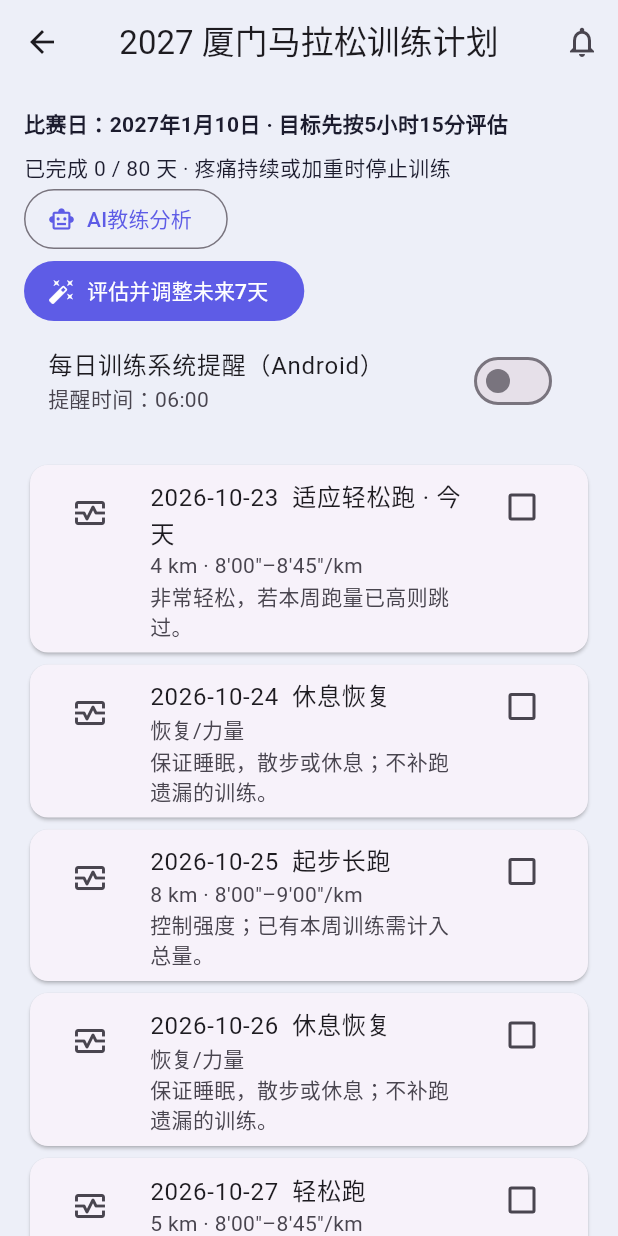
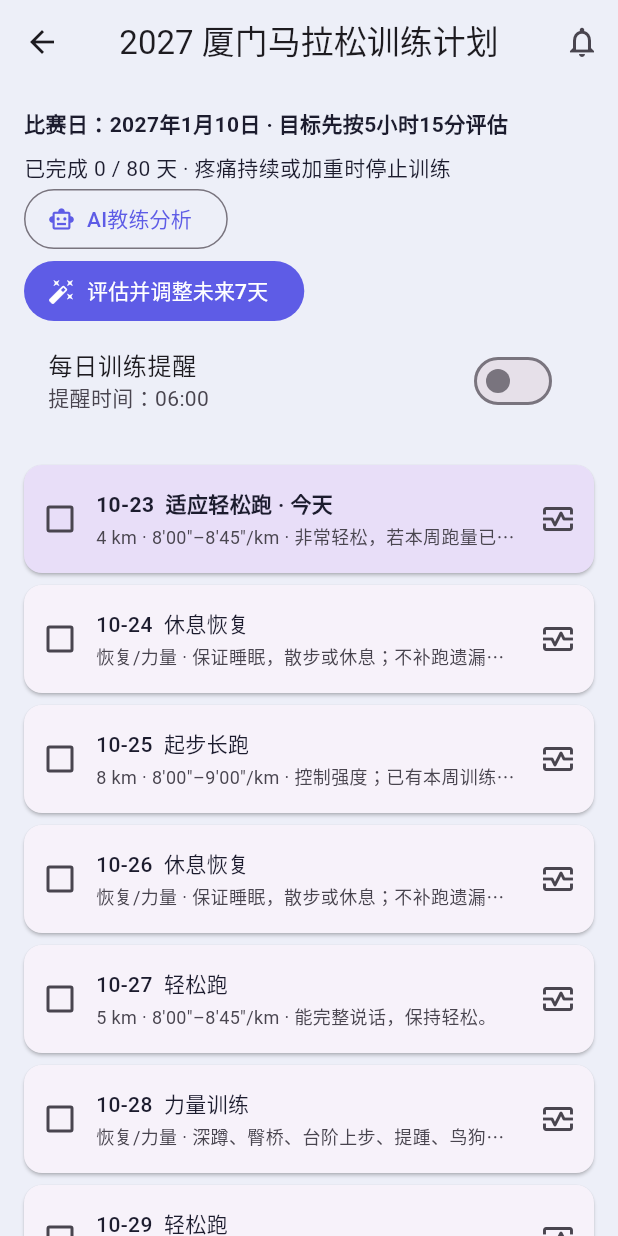
Before and after one commit to yunianshu/PlayerApp, a Flutter app: the MarathonTrainingPage screen opened directly, on a phone screen of 412 x 824 dp. Run offline on Flutter 3.47's test engine with Material 3 defaults, Android fonts, the phone set to English and light mode, and no system bars; our stand-ins replace geolocator, share_plus, shared_preferences, sqflite, video_player, wakelock_plus; accounts and stored records are empty; project files that could hold a hidden picture were left out.

Commit message:
feat(ohos): 训练提醒支持鸿蒙 + 训练页子项高度统一
- 鸿蒙实现训练提醒：reminderAgentManager 日历提醒（应用被杀后系统
  仍会触发），声明 PUBLISH_AGENT_REMINDER 权限；通道用平行数组协议
  规避 ArkTS ESObject 限制，cancel 用 cancelAllReminders
- Dart 端 TrainingReminderService 去 Android-only 限制，新增
  notifyTodayIfNeeded 当日兜底（提醒代理不可用时打开训练页补发，
  每天至多一次）
- 训练页列表子项统一 72dp 固定行高：详情拼单行省略，今日高亮，
  完成加删除线；开关文案去掉（Android）后缀
- 版本 1.3.1+19

```diff
--- a/app/lib/pages/marathon_training_page.dart
+++ b/app/lib/pages/marathon_training_page.dart
@@ -1,3 +1,5 @@
+import 'dart:async';
+
 import 'package:flutter/material.dart';
 import '../services/marathon_training_service.dart';
 import '../services/training_reminder_service.dart';
@@ -28,6 +30,8 @@ class _MarathonTrainingPageState extends State<MarathonTrainingPage> {
   Future<void> _loadExtras() async {
     final enabled = await TrainingReminderService.enabled();
     final time = await TrainingReminderService.time();
+    // 提醒代理不可用的设备上，打开训练页时补发当日任务通知（每天至多一次）。
+    unawaited(TrainingReminderService.notifyTodayIfNeeded());
     final runs = await RunDatabase.instance.listRuns();
     final feedback = await TrainingFeedbackService.all();
     final km = <String, double>{};
@@ -274,7 +278,7 @@ class _MarathonTrainingPageState extends State<MarathonTrainingPage> {
                     label: const Text('评估并调整未来7天'),
                   ),
                   SwitchListTile(
-                    title: const Text('每日训练系统提醒（Android）'),
+                    title: const Text('每日训练提醒'),
                     subtitle: Text('提醒时间：${_hour.toString().padLeft(2, '0')}:${_minute.toString().padLeft(2, '0')}'),
                     value: _reminderEnabled,
                     onChanged: (v) => _changeReminder(v, _hour, _minute),
@@ -283,22 +287,30 @@ class _MarathonTrainingPageState extends State<MarathonTrainingPage> {
                 );
               }
               final t = tasks[index - 1], isToday = t.date == today;
+              final done = _done.contains(t.date);
+              final recorded = _runsByDate[t.date];
+              // 详情拼成单行展示：行数不固定会让列表子项高度参差。
+              final detail = [
+                if (recorded != null)
+                  '已记录 ${recorded.toStringAsFixed(2)} km（待确认完成）',
+                if (t.isRun)
+                  '${t.km.toStringAsFixed(t.km == t.km.roundToDouble() ? 0 : 1)} km'
+                else
+                  '恢复/力量',
+                if (t.easyPace != null)
+                  '${_pace(t.easyPace)}–${_pace(t.slowPace)}/km',
+                if (t.notes.isNotEmpty) t.notes,
+              ].join(' · ');
               return Card(
-                child: CheckboxListTile(
-                  value: _done.contains(t.date),
-                  title: Text('${t.date}  ${t.title}${isToday ? " · 今天" : ""}'),
-                  subtitle: Text(
-                    '${_runsByDate[t.date] == null ? "" : "当日已记录 ${_runsByDate[t.date]!.toStringAsFixed(2)} km（待确认完成）\\n"}'
-                    '${t.isRun ? "${t.km.toStringAsFixed(0)} km" : "恢复/力量"}'
-                    '${t.easyPace == null ? "" : " · ${_pace(t.easyPace)}–${_pace(t.slowPace)}/km"}\n${t.notes}',
-                  ),
-                  isThreeLine: true,
-                  secondary: IconButton(
-                    tooltip: '记录疼痛和疲劳',
-                    icon: Icon(_feedback.containsKey(t.date)
-                        ? Icons.health_and_safety : Icons.monitor_heart_outlined),
-                    onPressed: () => _recordFeedback(t),
-                  ),
+                margin: const EdgeInsets.symmetric(vertical: 4),
+                color: isToday ? Theme.of(context).colorScheme.secondaryContainer : null,
+                child: SizedBox(
+                  // 统一子项高度：所有行等高，信息超出一行时省略。
+                  height: 72,
+                  child: Row(
+                    children: [
+                      Checkbox(
+                        value: done,
                         onChanged: (v) async {
                           try {
                             await MarathonTrainingService.setComplete(t.date, v ?? false);
@@ -315,6 +327,42 @@ class _MarathonTrainingPageState extends State<MarathonTrainingPage> {
                           }
                         },
                       ),
+                      Expanded(
+                        child: Column(
+                          mainAxisAlignment: MainAxisAlignment.center,
+                          crossAxisAlignment: CrossAxisAlignment.start,
+                          children: [
+                            Text(
+                              '${t.date.substring(5)}  ${t.title}${isToday ? ' · 今天' : ''}',
+                              maxLines: 1,
+                              overflow: TextOverflow.ellipsis,
+                              style: TextStyle(
+                                fontWeight: isToday || done ? FontWeight.w600 : FontWeight.w500,
+                                decoration: done ? TextDecoration.lineThrough : null,
+                              ),
+                            ),
+                            const SizedBox(height: 2),
+                            Text(
+                              detail,
+                              maxLines: 1,
+                              overflow: TextOverflow.ellipsis,
+                              style: TextStyle(
+                                fontSize: 12,
+                                color: Theme.of(context).colorScheme.onSurfaceVariant,
+                              ),
+                            ),
+                          ],
+                        ),
+                      ),
+                      IconButton(
+                        tooltip: '记录疼痛和疲劳',
+                        icon: Icon(_feedback.containsKey(t.date)
+                            ? Icons.health_and_safety : Icons.monitor_heart_outlined),
+                        onPressed: () => _recordFeedback(t),
+                      ),
+                    ],
+                  ),
+                ),
               );
             },
           );
--- a/app/lib/services/diagnostics.dart
+++ b/app/lib/services/diagnostics.dart
@@ -11,7 +11,7 @@ class Diagnostics {
 
   /// 与 pubspec version 同步更新（启动标记/关于页显示用）。
   /// test/version_sync_test.dart 会校验两者一致，改 pubspec 时记得同步这里。
-  static const appVersion = '1.3.0+18';
+  static const appVersion = '1.3.1+19';
 
   static const _fileName = 'diagnostics.log';
   static const _maxBytes = 256 * 1024;
--- a/app/lib/services/training_reminder_service.dart
+++ b/app/lib/services/training_reminder_service.dart
@@ -2,52 +2,102 @@ import 'dart:io';
 import 'package:flutter/services.dart';
 import 'package:shared_preferences/shared_preferences.dart';
 import 'adaptive_training_service.dart';
+import 'marathon_training_service.dart' show TrainingTask;
 
-/// Android reminder scheduler. Other platforms explicitly report unsupported.
+/// 训练提醒调度：Android 走 AlarmManager，鸿蒙走系统提醒代理
+/// （reminderAgentManager，应用被杀后仍由系统触发）。其余平台不支持。
 class TrainingReminderService {
   static const _channel = MethodChannel('runtrail/training_reminders');
   static const _enabled = 'training_reminder_enabled';
   static const _hour = 'training_reminder_hour';
   static const _minute = 'training_reminder_minute';
+  static const _todayNotified = 'training_reminder_today_notified';
+
+  /// 当前平台是否支持系统定时提醒。
+  static bool get isSupported =>
+      Platform.isAndroid || Platform.operatingSystem == 'ohos';
+
   static Future<bool> enabled() async =>
       (await SharedPreferences.getInstance()).getBool(_enabled) ?? false;
+
   static Future<(int, int)> time() async {
     final p = await SharedPreferences.getInstance();
     return (p.getInt(_hour) ?? 6, p.getInt(_minute) ?? 0);
   }
+
   static Future<void> configure({required bool enabled, int hour = 6, int minute = 0}) async {
     if (hour < 0 || hour > 23 || minute < 0 || minute > 59) {
       throw ArgumentError('提醒时间无效');
     }
-    if (!Platform.isAndroid) {
-      throw UnsupportedError('当前仅 Android 支持系统定时训练提醒');
+    if (!isSupported) {
+      throw UnsupportedError('当前平台暂不支持系统定时训练提醒');
     }
     final tasks = await AdaptiveTrainingService.effectiveTasks();
     final now = DateTime.now();
-    final entries = <Map<String, Object>>[];
+    // 鸿蒙侧 ArkTS 不便解析嵌套结构，用平行数组协议（按下标配对）。
+    final atMs = <int>[];
+    final titles = <String>[];
+    final bodies = <String>[];
     if (enabled) {
       for (final t in tasks) {
         final day = DateTime.parse(t.date);
-        final at = DateTime(day.year, day.month, day.day, hour, minute);
-        if (!at.isAfter(now)) continue;
+        final atTime = DateTime(day.year, day.month, day.day, hour, minute);
+        if (!atTime.isAfter(now)) continue;
         // 每日提醒含休息日；应用可以随时关闭或修改时间。
-        entries.add({
-          'at': at.millisecondsSinceEpoch,
-          'title': '跑迹 · ${t.title}',
-          'body': t.km > 0
-              ? '今天 ${t.km.toStringAsFixed(t.km == t.km.roundToDouble() ? 0 : 1)} 公里。 ${t.notes}'
-              : '今天：${t.title}。 ${t.notes}',
-        });
+        atMs.add(atTime.millisecondsSinceEpoch);
+        titles.add('跑迹 · ${t.title}');
+        bodies.add(t.km > 0
+            ? '今天 ${t.km.toStringAsFixed(t.km == t.km.roundToDouble() ? 0 : 1)} 公里。 ${t.notes}'
+            : '今天：${t.title}。 ${t.notes}');
       }
     }
-    if (enabled) {
-      await _channel.invokeMethod<void>('replace', {'entries': entries});
-    } else {
-      await _channel.invokeMethod<void>('cancel');
+    try {
+      if (enabled) {
+        await _channel.invokeMethod<void>(
+          'replace',
+          {'at': atMs, 'title': titles, 'body': bodies},
+        );
+      } else {
+        await _channel.invokeMethod<void>('cancel');
+      }
+    } on PlatformException catch (e) {
+      if (e.code == 'reminder_failed') {
+        throw StateError('系统未允许定时提醒（${e.message ?? e.code}），请在系统设置中检查通知与提醒权限');
+      }
+      rethrow;
     }
     final p = await SharedPreferences.getInstance();
     final ok = await p.setBool(_enabled, enabled) &&
         await p.setInt(_hour, hour) && await p.setInt(_minute, minute);
     if (!ok) throw StateError('训练提醒设置保存失败');
   }
+
+  /// 当日兜底提醒：提醒代理在部分系统/签名组合下可能不可用，打开训练页时
+  /// 把今天的任务直接发进通知中心（每天至多一次，锁屏也可见）。
+  static Future<void> notifyTodayIfNeeded() async {
+    if (!isSupported || !await enabled()) return;
+    final p = await SharedPreferences.getInstance();
+    final today = DateTime.now();
+    final key = '${today.year}-${today.month}-${today.day}';
+    if (p.getString(_todayNotified) == key) return;
+    final tasks = await AdaptiveTrainingService.effectiveTasks();
+    TrainingTask? todayTask;
+    for (final t in tasks) {
+      if (t.date == today.toIso8601String().substring(0, 10)) {
+        todayTask = t;
+        break;
+      }
+    }
+    final body = todayTask == null
+        ? '今天休息恢复，为下一课储备体力'
+        : todayTask.km > 0
+            ? '今天 ${todayTask.km.toStringAsFixed(todayTask.km == todayTask.km.roundToDouble() ? 0 : 1)} 公里。 ${todayTask.notes}'
+            : '今天：${todayTask.title}。 ${todayTask.notes}';
+    final title = todayTask == null ? '跑迹 · 休息日' : '跑迹 · ${todayTask.title}';
+    await _channel.invokeMethod<void>(
+      'publishNow',
+      {'title': title, 'body': body},
+    );
+    await p.setString(_todayNotified, key);
+  }
 }
--- a/app/ohos/entry/src/main/resources/base/element/string.json
+++ b/app/ohos/entry/src/main/resources/base/element/string.json
@@ -15,6 +15,10 @@
     {
       "name": "location_reason",
       "value": "用于记录跑步轨迹和里程"
+    },
+    {
+      "name": "reminder_reason",
+      "value": "用于按计划提醒当日训练任务"
     }
   ]
 }
--- a/app/ohos/entry/src/main/resources/zh_CN/element/string.json
+++ b/app/ohos/entry/src/main/resources/zh_CN/element/string.json
@@ -15,6 +15,10 @@
     {
       "name": "location_reason",
       "value": "用于记录跑步轨迹和里程"
+    },
+    {
+      "name": "reminder_reason",
+      "value": "用于按计划提醒当日训练任务"
     }
   ]
 }
--- a/app/pubspec.yaml
+++ b/app/pubspec.yaml
@@ -16,7 +16,7 @@ publish_to: 'none' # Remove this line if you wish to publish to pub.dev
 # https://developer.apple.com/library/archive/documentation/General/Reference/InfoPlistKeyReference/Articles/CoreFoundationKeys.html
 # In Windows, build-name is used as the major, minor, and patch parts
 # of the product and file versions while build-number is used as the build suffix.
-version: 1.3.0+18
+version: 1.3.1+19
 
 environment:
   sdk: ^3.13.4
--- a/app/pubspec_ohos.yaml
+++ b/app/pubspec_ohos.yaml
@@ -1,7 +1,7 @@
 name: runtrail
 description: "跑迹 RunTrail - 跑步里程记录（本地应用）"
 publish_to: 'none'
-version: 1.3.0+18
+version: 1.3.1+19
 
 # 鸿蒙专用 pubspec：与 ohos-flutter 3.22 (Dart 3.4) 兼容。
 # 原生插件全部换成 OpenHarmony-SIG 社区适配版（git 引用）。
```
Also changed, not shown: 2 other files. Lines whose indentation alone changed are shown as unchanged.
